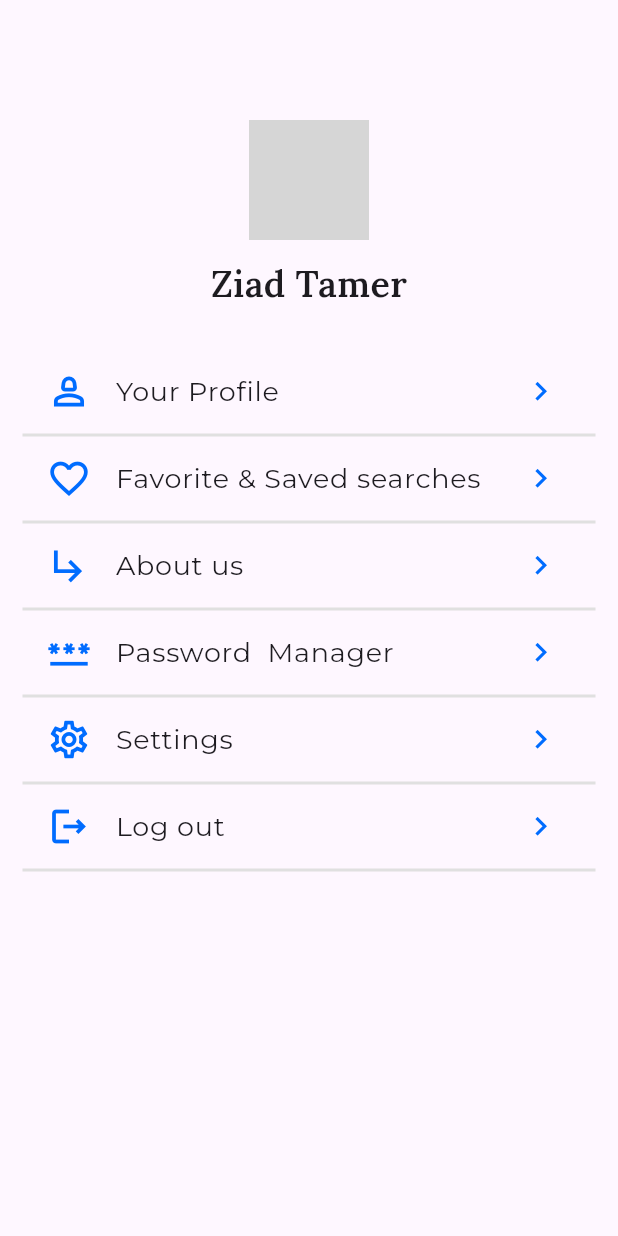
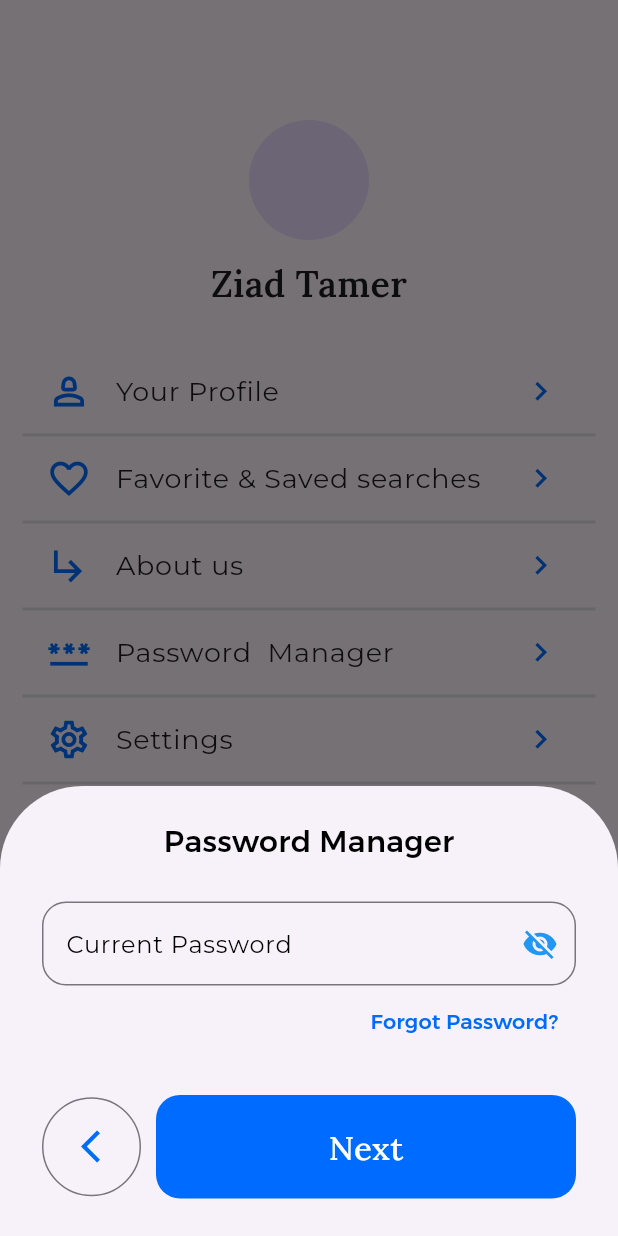
Before and after one commit to 3khaled3/snapDealsApp_readMe, a Flutter app: the ProfileView screen opened directly, after a tap on an icon or button, on a phone screen of 412 x 824 dp. Run offline on Flutter 3.47's test engine with Material 3 defaults, Android fonts, the light colour scheme and no system bars; our stand-ins replace bloc, cloud_firestore, dartz, eva_icons_flutter, firebase_auth, firebase_database and 4 more; accounts and stored records are empty; grey boxes are pictures that could not be loaded.

Commit message:
add password manager

```diff
--- a/lib/app/auth_feature/view/pages/profile.dart
+++ b/lib/app/auth_feature/view/pages/profile.dart
@@ -68,7 +68,9 @@ class ProfileView extends StatelessWidget {
                 CustomListTile(
                   leadingIcon: Icons.password_outlined,
                   title: 'Password  Manager',
-                  onTap: () {},
+                  onTap: () {
+                    CustomBottomSheet.showPasswordManagerSheet(context);
+                  },
                 ),
                 spaceBetweenListTile(),
                 CustomListTile(
--- a/lib/app/auth_feature/view/widgets/custom_bottom_sheet.dart
+++ b/lib/app/auth_feature/view/widgets/custom_bottom_sheet.dart
@@ -1,6 +1,13 @@
 import 'package:flutter/material.dart';
+import 'package:go_router/go_router.dart';
+import 'package:snap_deals/app/auth_feature/view/pages/forgot_password_view.dart';
+import 'package:snap_deals/app/auth_feature/view/widgets/custom_primary_button.dart';
+import 'package:snap_deals/app/auth_feature/view/widgets/custom_text_field.dart';
+import 'package:snap_deals/core/extensions/context_extension.dart';
+import 'package:snap_deals/core/extensions/sized_box_extension.dart';
 import 'package:snap_deals/core/themes/app_colors.dart';
 import 'package:snap_deals/core/themes/text_styles.dart';
+import 'package:snap_deals/core/utils/validators.dart';
 
 class CustomBottomSheet {
   static void showLogoutSheet(BuildContext context) {
@@ -88,4 +95,95 @@ class CustomBottomSheet {
       ),
     );
   }
+
+  static void showPasswordManagerSheet(BuildContext context) {
+    final formKey = GlobalKey<FormState>();
+    showModalBottomSheet(
+      context: context,
+      shape: const RoundedRectangleBorder(
+        borderRadius: BorderRadius.only(
+          topLeft: Radius.circular(55),
+          topRight: Radius.circular(55),
+        ),
+      ),
+      builder: (context) => Container(
+        height: 300,
+        width: double.infinity,
+        padding: const EdgeInsets.only(left: 28, right: 28),
+        decoration: const BoxDecoration(
+          borderRadius: BorderRadius.only(
+            topLeft: Radius.circular(55),
+            topRight: Radius.circular(55),
+          ),
+        ),
+        child: Column(
+          crossAxisAlignment: CrossAxisAlignment.center,
+          children: [
+            23.ph,
+            Text(
+              'Password Manager',
+              style: AppTextStyles.medium20().copyWith(color: ColorsBox.black),
+            ),
+            25.ph,
+            const CustomTextFormField(
+              hintText: "Current Password",
+              labelText: "Current Password",
+              isPassword: true,
+              validator: Validators.validatePassword,
+            ),
+            Align(
+              alignment: Alignment.centerRight,
+              child: TextButton(
+                onPressed: () {
+                  GoRouter.of(context).push(ForgetPasswordView.routeName,
+                      extra: ForgetPasswordViewArgs());
+                },
+                child: Text(
+                  context.tr.forgotPasswordButton,
+                  style: AppTextStyles.medium14().copyWith(
+                    color: ColorsBox.brightBlue,
+                  ),
+                ),
+              ),
+            ),
+            25.ph,
+            Row(
+              children: [
+                OutlinedButton(
+                  onPressed: () {
+                    GoRouter.of(context).pop();
+                  },
+                  style: OutlinedButton.styleFrom(
+                    padding: const EdgeInsets.symmetric(
+                        horizontal: 26, vertical: 20),
+                    shape: const CircleBorder(),
+                    fixedSize: const Size(66, 66),
+                  ),
+                  child: const Icon(
+                    Icons.arrow_back_ios,
+                    color: ColorsBox.brightBlue,
+                    size: 26,
+                  ),
+                ),
+                10.pw,
+                Expanded(
+                  child: SizedBox(
+                    width: double.infinity,
+                    child: CustomPrimaryButton(
+                      title: context.tr.nextButton,
+                      onTap: () {
+                        if (formKey.currentState?.validate() ?? false) {
+                          // loginCubit.loginWithEmail(email, password);
+                        }
+                      },
+                    ),
+                  ),
+                ),
+              ],
+            ),
+          ],
+        ),
+      ),
+    );
+  }
 }
```
